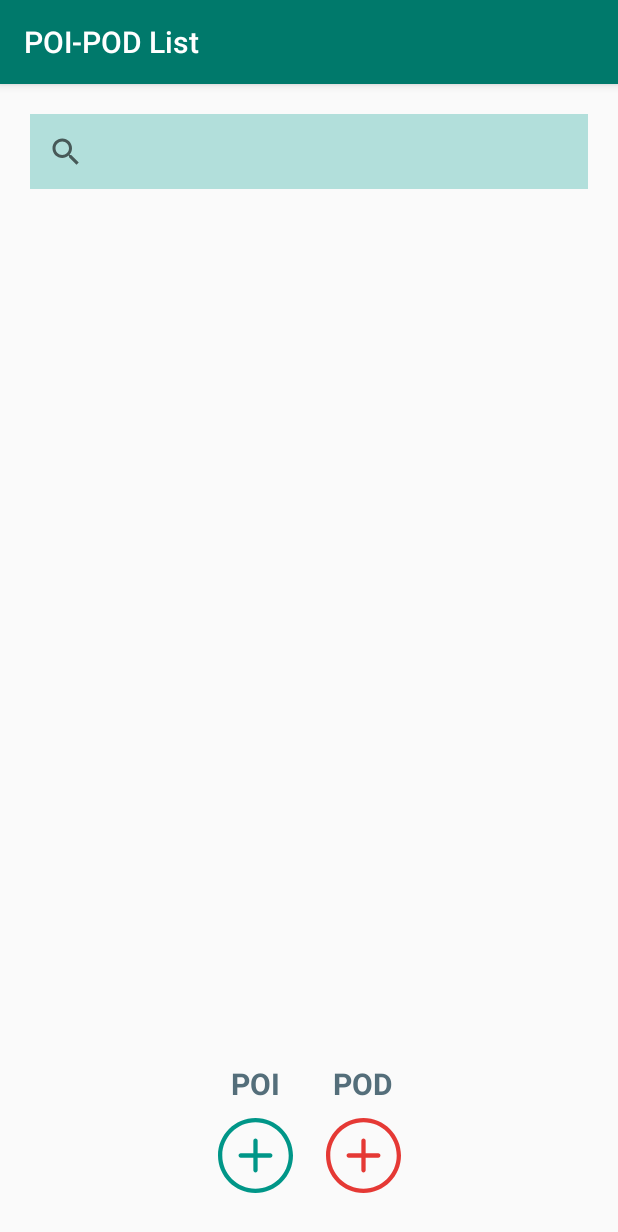
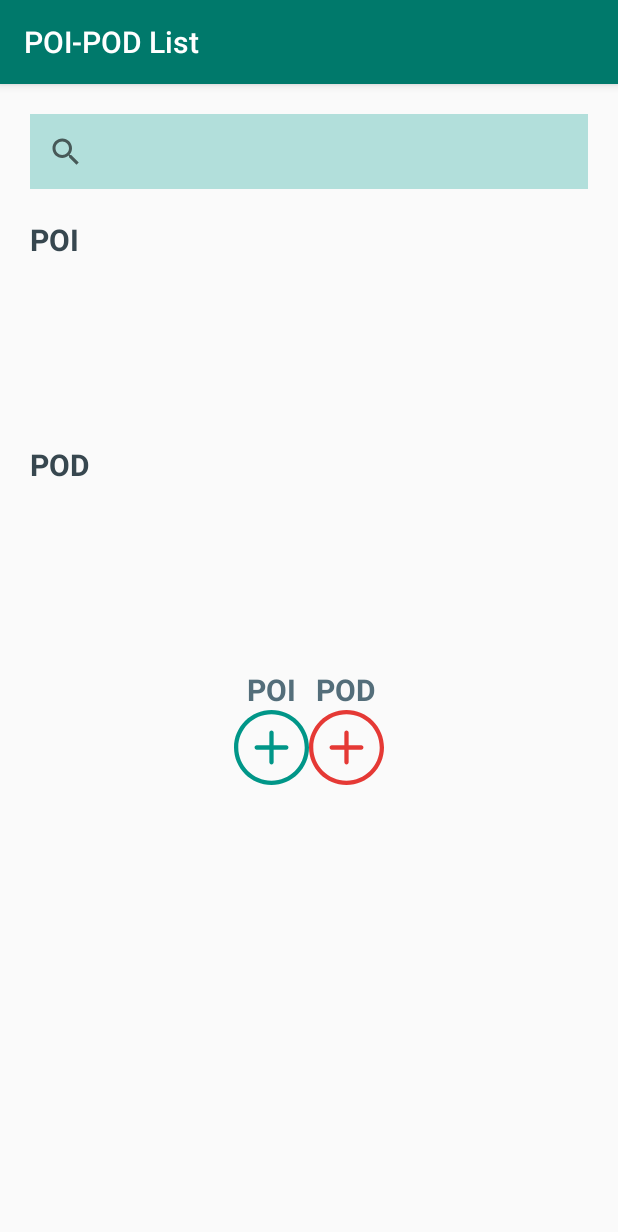
Before and after one commit to FinalCondom/SanTour, an Android app: the fragment PoiPodListFragment placed in its activity, on a phone screen of 412 x 824 dp. Shown: the top 1232 px of the screen. Run offline under Robolectric (Android 15) with nearby library versions, the phone set to English and light mode, and no system bars; our stand-ins replace Firebase (no records; nobody signed in at launch, a user with empty details on screens opened directly).

Commit message:
list poi- pod

```diff
--- a/app/src/main/res/layout/fragment_poi_pod_list.xml
+++ b/app/src/main/res/layout/fragment_poi_pod_list.xml
@@ -10,7 +10,6 @@
         android:id="@+id/sv_poi_pod_list"
         android:layout_width="match_parent"
         android:layout_height="50dp"
-        android:layout_marginBottom="20dp"
         android:layout_marginLeft="20dp"
         android:layout_marginRight="20dp"
         android:layout_marginTop="20dp"
@@ -20,35 +19,82 @@
 
     </SearchView>
 
-    <ListView
+    <LinearLayout
+        android:id="@+id/linearlayout_list1"
+        android:layout_width="wrap_content"
+        android:layout_height="300dp"
+        android:layout_below="@id/sv_poi_pod_list"
+        android:layout_marginTop="20dp"
+        android:orientation="vertical"
+        android:weightSum="2">
+
+        <TextView
+            android:id="@+id/tv_list_poi"
+            android:layout_width="match_parent"
+            android:layout_height="wrap_content"
+            android:layout_below="@+id/listView"
+            android:layout_marginLeft="20dp"
+            android:text="@string/poi"
+            android:textColor="@color/textTitle"
+            android:textSize="20dp"
+            android:textStyle="bold" />
+
+        <ListView
         android:id="@+id/listView"
-        android:layout_width="wrap_content"
-        android:layout_height="400dp"
-        android:layout_below="@+id/sv_poi_pod_list"
+        android:layout_width="match_parent"
+        android:layout_height="wrap_content"
+        android:layout_below="@+id/tv_list_pod"
         android:layout_marginLeft="20dp"
         android:layout_marginRight="20dp"
-        android:textColor="@color/textColor" />
+        android:textColor="@color/textColor"
+        android:layout_weight="1"
+            >
+        </ListView>
+
+        <TextView
+            android:id="@+id/tv_list_pod"
+            android:layout_width="match_parent"
+            android:layout_height="wrap_content"
+            android:layout_marginLeft="20dp"
+            android:text="@string/pod"
+            android:layout_below="@+id/listView2"
+            android:textColor="@color/textTitle"
+            android:textSize="20dp"
+            android:textStyle="bold"
+            />
+        <ListView
+            android:id="@+id/listView2"
+            android:layout_width="match_parent"
+            android:layout_height="wrap_content"
+            android:layout_marginLeft="20dp"
+            android:layout_marginRight="20dp"
+            android:textColor="@color/textColor"
+            android:layout_weight="1"
+            />
+
+    </LinearLayout>
 
     <LinearLayout
-        android:id="@+id/linearlayout_list1"
+        android:id="@+id/linearlayout_list2"
         android:layout_width="match_parent"
-        android:layout_height="match_parent"
-        android:layout_below="@id/listView"
+        android:layout_height="wrap_content"
+        android:layout_below="@id/linearlayout_list1"
         android:layout_marginBottom="20dp"
         android:gravity="bottom|center_horizontal"
         android:weightSum="2">
 
         <LinearLayout
-            android:id="@+id/linearlayout_list2"
+            android:id="@+id/linearlayout_list3"
             android:layout_width="wrap_content"
             android:layout_height="wrap_content"
             android:orientation="vertical"
+            android:layout_below="@id/linearlayout_list2"
             android:weightSum="2">
 
             <TextView
                 android:id="@+id/tv_poi_add_list"
-                android:layout_width="72dp"
-                android:layout_height="27dp"
+                android:layout_width="match_parent"
+                android:layout_height="wrap_content"
                 android:layout_weight="1"
                 android:text="@string/poi"
                 android:textAlignment="center"
@@ -59,8 +105,8 @@
 
             <ImageButton
                 android:id="@+id/ib_poi_add_list"
-                android:layout_width="72dp"
-                android:layout_height="68dp"
+                android:layout_width="match_parent"
+                android:layout_height="wrap_content"
                 android:layout_weight="1"
                 android:background="@null"
                 android:clickable="true"
@@ -68,16 +114,17 @@
         </LinearLayout>
 
         <LinearLayout
-            android:id="@+id/linearlayout_list3"
+            android:id="@+id/linearlayout_list4"
             android:layout_width="wrap_content"
             android:layout_height="wrap_content"
             android:orientation="vertical"
+            android:layout_below="@id/linearlayout_list2"
             android:weightSum="2">
 
             <TextView
                 android:id="@+id/tv_pod_add_list"
-                android:layout_width="72dp"
-                android:layout_height="27dp"
+                android:layout_width="match_parent"
+                android:layout_height="wrap_content"
                 android:layout_weight="1"
                 android:text="@string/pod"
                 android:textAlignment="center"
@@ -88,15 +135,13 @@
 
             <ImageButton
                 android:id="@+id/ib_pod_add_list"
-                android:layout_width="72dp"
-                android:layout_height="68dp"
+                android:layout_width="match_parent"
+                android:layout_height="wrap_content"
                 android:layout_weight="1"
                 android:background="@null"
                 android:clickable="true"
                 android:src="@drawable/ic_add_pod" />
         </LinearLayout>
-
-
     </LinearLayout>
 
 
```
Also changed, not shown: 2 other files.
